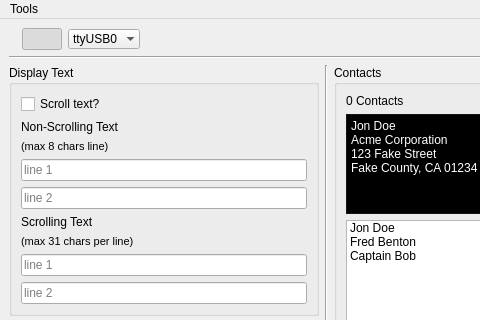
The window that src/badgehacker.ui (parallaxinc/BadgeHacker) describes before a commit, drawn with Qt 5; both pictures show x 0 to 480 and y 0 to 320 of the 653 by 819 pixel window.
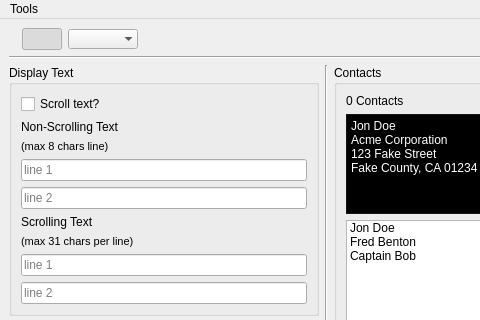
The same window after the commit. Icons and pictures are not drawn.

```diff
--- a/src/badgehacker.ui
+++ b/src/badgehacker.ui
@@ -64,14 +64,12 @@
         <property name="statusTip">
          <string>Port</string>
         </property>
+        <property name="currentText">
+         <string/>
+        </property>
         <property name="frame">
          <bool>false</bool>
         </property>
-        <item>
-         <property name="text">
-          <string>ttyUSB0</string>
-         </property>
-        </item>
        </widget>
       </item>
       <item>
```
